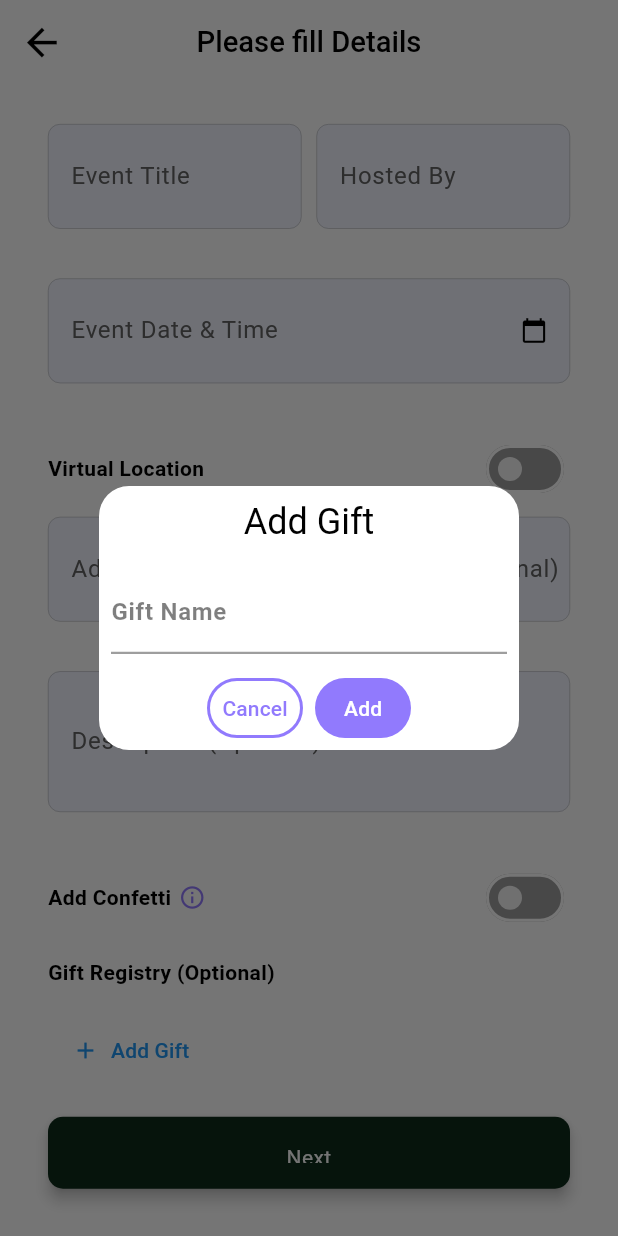
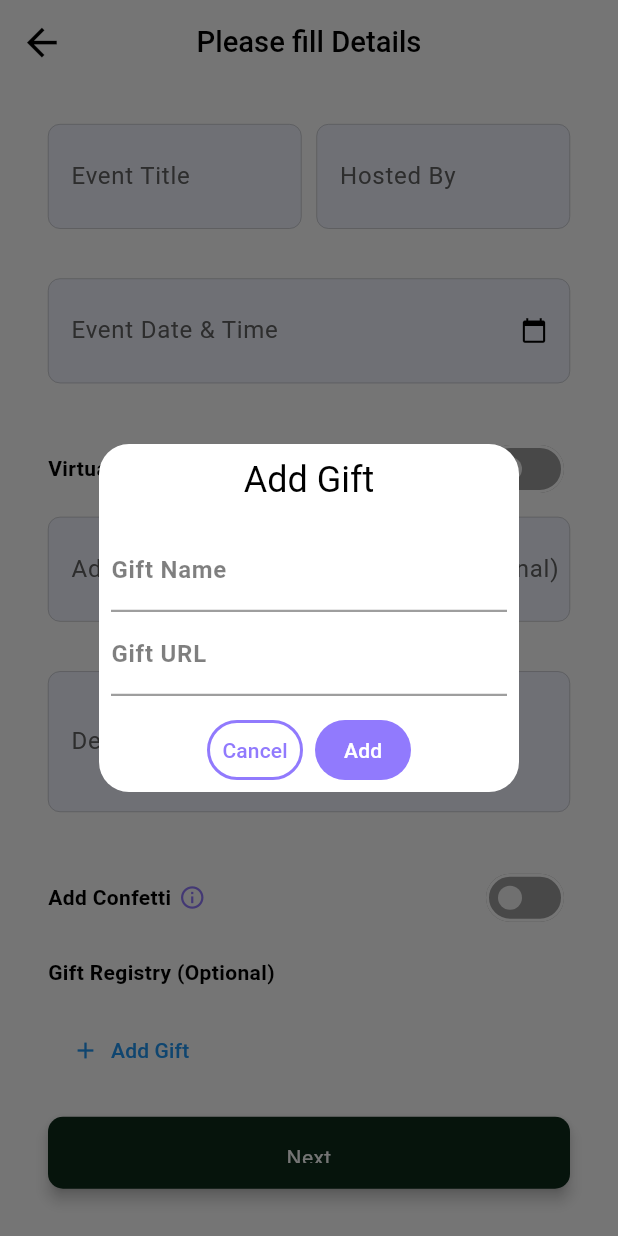
Before and after one commit to amanbhobhria/InviteFlare, a Flutter app: the ShareWithRsvpScreen screen opened by its route, scrolled down 53 dp, after a tap on "Add Gift", on a phone screen of 412 x 824 dp. Run offline on Flutter 3.47's test engine with Material 3 defaults, Android fonts, the phone set to English and light mode, and no system bars; our stand-ins replace auto_route, cached_network_image, cloud_firestore, connectivity_plus, dio, equatable and 19 more; missing offline and left inert: colorful_safe_area; accounts and stored records are empty; generated files the repository leaves out were written again; network calls fail; Roboto replaces fonts that are missing (Mazzard, poppinsMedium, poppinsRegular); statements that could not run were skipped.

Commit message:
Event info api and screen design and model update and controller

```diff
--- a/lib/module/authentication/controller/login_controller.dart
+++ b/lib/module/authentication/controller/login_controller.dart
@@ -13,7 +13,7 @@ class LoginController extends GetxController {
   final TextEditingController emailCtrl =
       TextEditingController(text: 'gauravnarulain@gmail.com');
   final TextEditingController passwordCtrl =
-      TextEditingController(text: 'Sham@123');
+      TextEditingController(text: 'Admin@123');
   // Mock login function (replace with API call)
   Future<void> login() async {
     if (email.value.isEmpty || password.value.isEmpty) {
@@ -37,7 +37,7 @@ class LoginController extends GetxController {
       await Future.delayed(const Duration(seconds: 2)); // simulate API call
 
       if (email.value == "gauravnarulain@gmail.com" &&
-          password.value == "Sham@123") {
+          password.value == "Admin@123") {
         // Success
         Get.offAllNamed('/main'); // Navigate to MainPage
       } else {
--- a/lib/module/card/card/views/share_with_rsvp_screen.dart
+++ b/lib/module/card/card/views/share_with_rsvp_screen.dart
@@ -33,8 +33,11 @@ class ShareWithRsvpScreen extends StatelessWidget {
     );
   }
 
+
   Widget _buildGiftSection() {
-    final giftController = TextEditingController();
+    final giftNameController = TextEditingController();
+    final giftUrlController = TextEditingController();
+
     return Obx(() {
       return Column(
         crossAxisAlignment: CrossAxisAlignment.start,
@@ -43,10 +46,10 @@ class ShareWithRsvpScreen extends StatelessWidget {
             spacing: 8,
             children: controller.gifts
                 .map((gift) => Chip(
-                      label: Text(gift),
-                      onDeleted: () => controller.removeGift(gift),
-                      deleteIcon: const Icon(Icons.close, size: 18),
-                    ))
+              label: Text("${gift['title']}"),
+              onDeleted: () => controller.removeGift(gift),
+              deleteIcon: const Icon(Icons.close, size: 18),
+            ))
                 .toList(),
           ),
           const SizedBox(height: 10),
@@ -54,17 +57,25 @@ class ShareWithRsvpScreen extends StatelessWidget {
             onPressed: () {
               Get.defaultDialog(
                 title: "Add Gift",
-                content: TextField(
-                  controller: giftController,
-                  decoration: const InputDecoration(
-                    labelText: "Gift Name",
-                  ),
+                content: Column(
+                  children: [
+                    TextField(
+                      controller: giftNameController,
+                      decoration: const InputDecoration(labelText: "Gift Name"),
+                    ),
+                    TextField(
+                      controller: giftUrlController,
+                      decoration: const InputDecoration(labelText: "Gift URL"),
+                    ),
+                  ],
                 ),
                 textConfirm: "Add",
                 textCancel: "Cancel",
                 onConfirm: () {
-                  controller.addGift(giftController.text);
-                  giftController.clear();
+                  controller.addGift(
+                      giftNameController.text, giftUrlController.text);
+                  giftNameController.clear();
+                  giftUrlController.clear();
                   Get.back();
                 },
               );
@@ -76,6 +87,55 @@ class ShareWithRsvpScreen extends StatelessWidget {
       );
     });
   }
+
+
+
+
+
+
+  // Widget _buildGiftSection() {
+  //   final giftController = TextEditingController();
+  //   return Obx(() {
+  //     return Column(
+  //       crossAxisAlignment: CrossAxisAlignment.start,
+  //       children: [
+  //         Wrap(
+  //           spacing: 8,
+  //           children: controller.gifts
+  //               .map((gift) => Chip(
+  //                     label: Text(gift),
+  //                     onDeleted: () => controller.removeGift(gift),
+  //                     deleteIcon: const Icon(Icons.close, size: 18),
+  //                   ))
+  //               .toList(),
+  //         ),
+  //         const SizedBox(height: 10),
+  //         OutlinedButton.icon(
+  //           onPressed: () {
+  //             Get.defaultDialog(
+  //               title: "Add Gift",
+  //               content: TextField(
+  //                 controller: giftController,
+  //                 decoration: const InputDecoration(
+  //                   labelText: "Gift Name",
+  //                 ),
+  //               ),
+  //               textConfirm: "Add",
+  //               textCancel: "Cancel",
+  //               onConfirm: () {
+  //                 controller.addGift(giftController.text);
+  //                 giftController.clear();
+  //                 Get.back();
+  //               },
+  //             );
+  //           },
+  //           icon: const Icon(Icons.add),
+  //           label: const Text("Add Gift"),
+  //         ),
+  //       ],
+  //     );
+  //   });
+  // }
 
   Widget _buildStepIndicator() {
     Widget circle(int step, bool filled) => CircleAvatar(
@@ -267,6 +327,7 @@ class ShareWithRsvpScreen extends StatelessWidget {
             child: MaterialButtonWidget(
               onPressed: () {
                 controller.selectIndex.value = 2;
+                print("index2");
               },
               buttonText: "Next",
             ),
@@ -431,7 +492,19 @@ class ShareWithRsvpScreen extends StatelessWidget {
             Expanded(
                 child: MaterialButtonWidget(
               onPressed: () {
-                controller.selectIndex.value = 3;
+                print("index3");
+
+                if(controller.selectIndex.value==3){
+                  print("index4");
+                  controller.hitAddEventInfoApi();
+                }
+                else{
+                  controller.selectIndex.value = 3;
+                }
+
+
+
+
               },
               buttonText: "Next",
             )),
--- a/lib/module/main/side_bar/side_nav.dart
+++ b/lib/module/main/side_bar/side_nav.dart
@@ -69,7 +69,7 @@ class SideNav extends StatelessWidget {
                 onTap: () async {
                   try {
                     DioClient dioClient =
-                        DioClient(Dio()); // ✅ No need to pass baseUrl
+                        DioClient(Dio());
 
                     await dioClient
                         .post('v1/accounts/logout', skipAuth: false)
@@ -82,9 +82,13 @@ class SideNav extends StatelessWidget {
                               builder: (context) => LoginScreen()),
                           (Route<dynamic> route) => false,
                         );
+                        storage.remove(LOCALKEY_token);
+
                       }
                     }).onError(
                       (error, stackTrace) {
+
+                        storage.remove(LOCALKEY_token);
                         NetworkExceptions.getDioException(error);
                         toast(NetworkExceptions.messageData);
                       },
```
Also changed, not shown: lib/module/card/card/controller/share_with_rsvp_controller.dart (+137 -26 lines).
